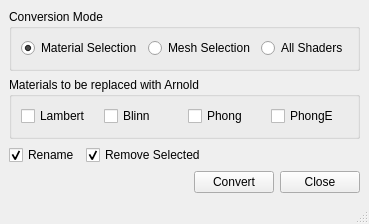
Qt form ui/window.ui (iceanimations/mayaToVRay) before a commit.
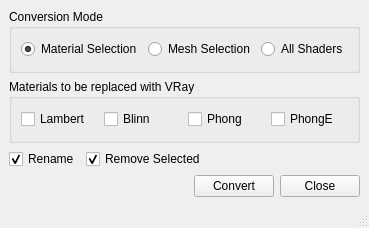
The same form after that commit.

Commit message: width height changed

The edit to the form file:
```diff
--- a/ui/window.ui
+++ b/ui/window.ui
@@ -6,8 +6,8 @@
    <rect>
     <x>0</x>
     <y>0</y>
-    <width>327</width>
-    <height>224</height>
+    <width>333</width>
+    <height>228</height>
    </rect>
   </property>
   <property name="windowTitle">
@@ -51,7 +51,7 @@
     <item>
      <widget class="QGroupBox" name="groupBox_2">
       <property name="title">
-       <string>Materials to be replaced with Arnold</string>
+       <string>Materials to be replaced with VRay</string>
       </property>
       <layout class="QHBoxLayout" name="horizontalLayout_2">
        <item>
```
Left out of the diff: 6 changed lines with no effect on the pictures.
